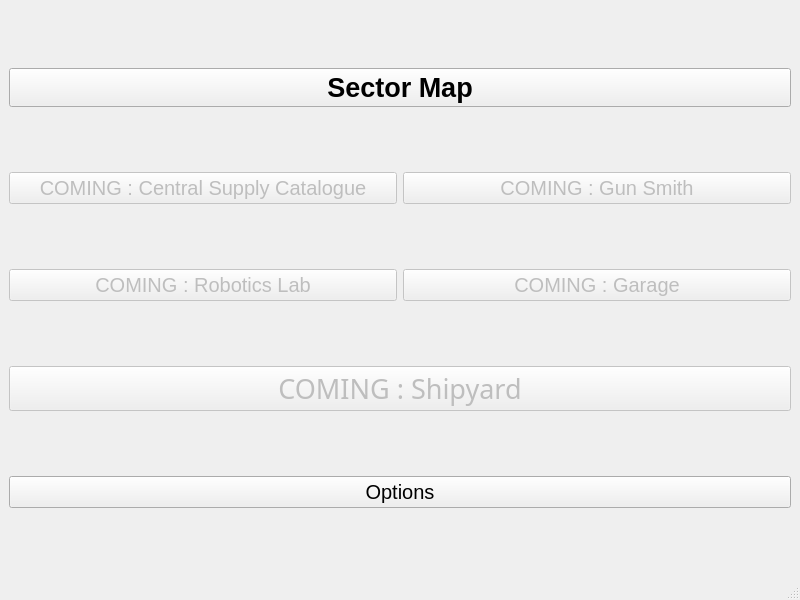
Above: ShipboardTools/Launcher.ui from AganDur/TravellerTool before the change. Below: the same form after it.
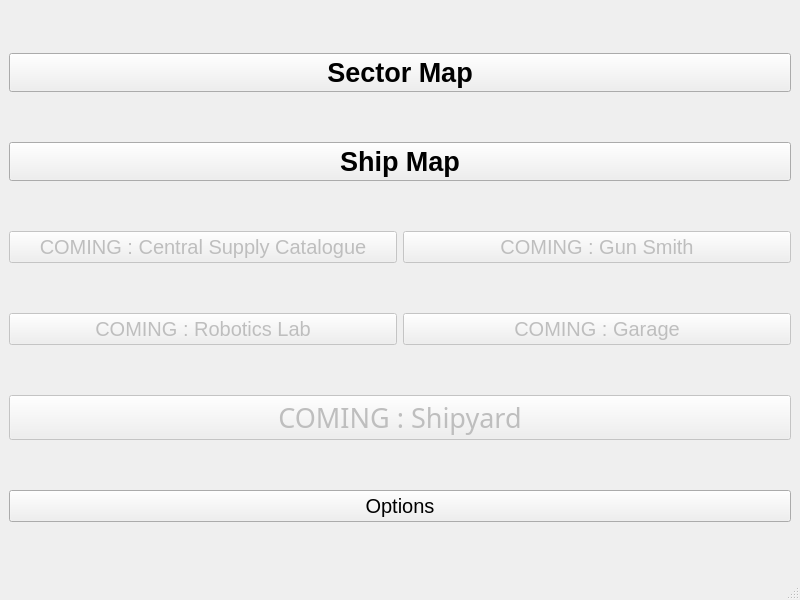
That is the form after the change. Icons and pictures are not drawn.

Commit message:
Started ship mapping OpenGL functionalities
Still need more complex lighting model

```diff
--- a/ShipboardTools/Launcher.ui
+++ b/ShipboardTools/Launcher.ui
@@ -15,7 +15,80 @@
   </property>
   <widget class="QWidget" name="centralwidget">
    <layout class="QGridLayout" name="gridLayout">
-    <item row="3" column="2" colspan="2">
+    <item row="2" column="3">
+     <widget class="QPushButton" name="GunSmithButton">
+      <property name="enabled">
+       <bool>false</bool>
+      </property>
+      <property name="font">
+       <font>
+        <pointsize>15</pointsize>
+       </font>
+      </property>
+      <property name="text">
+       <string>COMING : Gun Smith</string>
+      </property>
+     </widget>
+    </item>
+    <item row="3" column="2">
+     <widget class="QPushButton" name="RoboticsLabButton">
+      <property name="enabled">
+       <bool>false</bool>
+      </property>
+      <property name="font">
+       <font>
+        <pointsize>15</pointsize>
+       </font>
+      </property>
+      <property name="text">
+       <string>COMING : Robotics Lab</string>
+      </property>
+     </widget>
+    </item>
+    <item row="0" column="2" colspan="2">
+     <widget class="QPushButton" name="SectorMapButton">
+      <property name="font">
+       <font>
+        <pointsize>20</pointsize>
+        <bold>true</bold>
+       </font>
+      </property>
+      <property name="text">
+       <string>Sector Map</string>
+      </property>
+     </widget>
+    </item>
+    <item row="3" column="3">
+     <widget class="QPushButton" name="GarageButton">
+      <property name="enabled">
+       <bool>false</bool>
+      </property>
+      <property name="font">
+       <font>
+        <pointsize>15</pointsize>
+       </font>
+      </property>
+      <property name="text">
+       <string>COMING : Garage</string>
+      </property>
+     </widget>
+    </item>
+    <item row="2" column="2">
+     <widget class="QPushButton" name="CSCButton">
+      <property name="enabled">
+       <bool>false</bool>
+      </property>
+      <property name="font">
+       <font>
+        <pointsize>15</pointsize>
+       </font>
+      </property>
+      <property name="text">
+       <string>COMING : Central Supply Catalogue</string>
+      </property>
+     </widget>
+    </item>
+    <item row="4" column="2" colspan="2">
      <widget class="QPushButton" name="ShipyardButton">
       <property name="enabled">
        <bool>false</bool>
@@ -42,80 +115,7 @@
       </property>
      </widget>
     </item>
-    <item row="0" column="2" colspan="2">
-     <widget class="QPushButton" name="SectorMapButton">
-      <property name="font">
-       <font>
-        <pointsize>20</pointsize>
-        <bold>true</bold>
-       </font>
-      </property>
-      <property name="text">
-       <string>Sector Map</string>
-      </property>
-     </widget>
-    </item>
-    <item row="2" column="3">
-     <widget class="QPushButton" name="GarageButton">
-      <property name="enabled">
-       <bool>false</bool>
-      </property>
-      <property name="font">
-       <font>
-        <pointsize>15</pointsize>
-       </font>
-      </property>
-      <property name="text">
-       <string>COMING : Garage</string>
-      </property>
-     </widget>
-    </item>
-    <item row="1" column="3">
-     <widget class="QPushButton" name="GunSmithButton">
-      <property name="enabled">
-       <bool>false</bool>
-      </property>
-      <property name="font">
-       <font>
-        <pointsize>15</pointsize>
-       </font>
-      </property>
-      <property name="text">
-       <string>COMING : Gun Smith</string>
-      </property>
-     </widget>
-    </item>
-    <item row="1" column="2">
-     <widget class="QPushButton" name="CSCButton">
-      <property name="enabled">
-       <bool>false</bool>
-      </property>
-      <property name="font">
-       <font>
-        <pointsize>15</pointsize>
-       </font>
-      </property>
-      <property name="text">
-       <string>COMING : Central Supply Catalogue</string>
-      </property>
-     </widget>
-    </item>
-    <item row="2" column="2">
-     <widget class="QPushButton" name="RoboticsLabButton">
-      <property name="enabled">
-       <bool>false</bool>
-      </property>
-      <property name="font">
-       <font>
-        <pointsize>15</pointsize>
-       </font>
-      </property>
-      <property name="text">
-       <string>COMING : Robotics Lab</string>
-      </property>
-     </widget>
-    </item>
-    <item row="4" column="2" colspan="2">
+    <item row="5" column="2" colspan="2">
      <widget class="QPushButton" name="optionButton">
       <property name="font">
        <font>
@@ -127,6 +127,19 @@
       </property>
      </widget>
     </item>
+    <item row="1" column="2" colspan="2">
+     <widget class="QPushButton" name="shipMapButton">
+      <property name="font">
+       <font>
+        <pointsize>20</pointsize>
+        <bold>true</bold>
+       </font>
+      </property>
+      <property name="text">
+       <string>Ship Map</string>
+      </property>
+     </widget>
+    </item>
    </layout>
   </widget>
   <widget class="QMenuBar" name="menubar">
```
Left out of the diff: 2 changed lines with no effect on the pictures. The commit also changes 31 other files.
